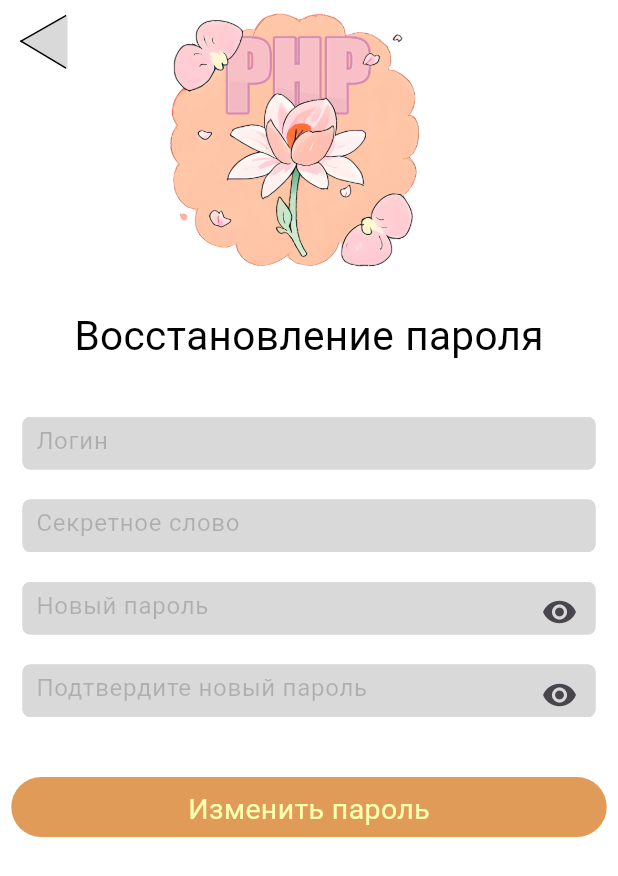
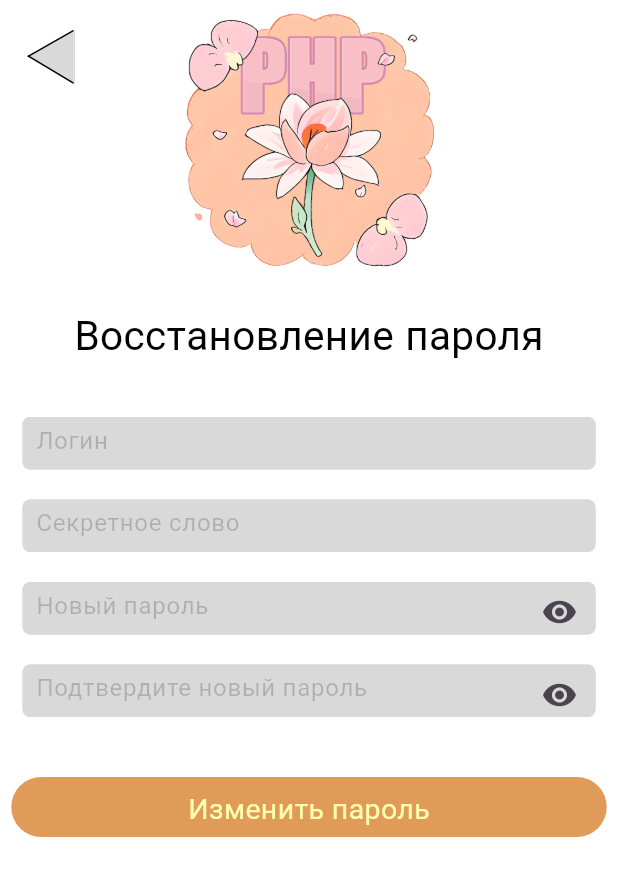
Before and after one commit to Rewqa1/ParentHelperPro-frontend, a Flutter app: the ForgotPasswordPage screen opened directly, on a phone screen of 412 x 824 dp. Shown: the top 876 px of the screen. Run offline on Flutter 3.47's test engine with Material 3 defaults, Android fonts, the light colour scheme and no system bars; our stand-ins replace device_info_plus, flutter_svg, image_picker, permission_handler, shared_preferences; missing offline and left inert: appmetrica_plugin; accounts and stored records are empty; project files that could hold a hidden picture were left out.

```diff
--- a/lib/Pages/Login/ForgotPasswordPage.dart
+++ b/lib/Pages/Login/ForgotPasswordPage.dart
@@ -86,19 +86,23 @@ class ForgotPasswordPage extends StatelessWidget {
             child: Column(
               mainAxisAlignment: MainAxisAlignment.spaceBetween,
               children: [
-              Row(
-                crossAxisAlignment: CrossAxisAlignment.start,
+                Stack(
                   children: [
-                  SizedBox(width: 5,),
-                  IconButton(
+                    Align(
+                      alignment: Alignment.topLeft,
+                      child: Padding(
+                        padding: const EdgeInsets.all(10.0),
+                        child: IconButton(
                           icon: backArrowIcon,
                           onPressed: () {
                             AppMetrica.reportEvent('ForgotPasswordPageBackToLoginPage');
                             Navigator.pop(context);
                           },
                         ),
-                  SizedBox(width: 17,),
-                  Container(
+                      ),
+                    ),
+                    Center(
+                      child: Container(
                         width: 208,
                         height: 189,
                         child: Center(
@@ -106,6 +110,7 @@ class ForgotPasswordPage extends StatelessWidget {
                             'assets/logo.png',
                             width: 208,
                             height: 189,
+                          ),
                         ),
                       ),
                     ),
@@ -144,7 +149,6 @@ class ForgotPasswordPage extends StatelessWidget {
                   hintText: 'Подтвердите новый пароль',
                   initialObscureText: true,
                 ),
-
                 const SizedBox(height: 40),
                 RegButton(
                   text: 'Изменить пароль',
```
Also changed, not shown: lib/Pages/Login/RegisterPage.dart (+12 -7 lines), pubspec.lock, 1 other file. Lines whose indentation alone changed are shown as unchanged.
